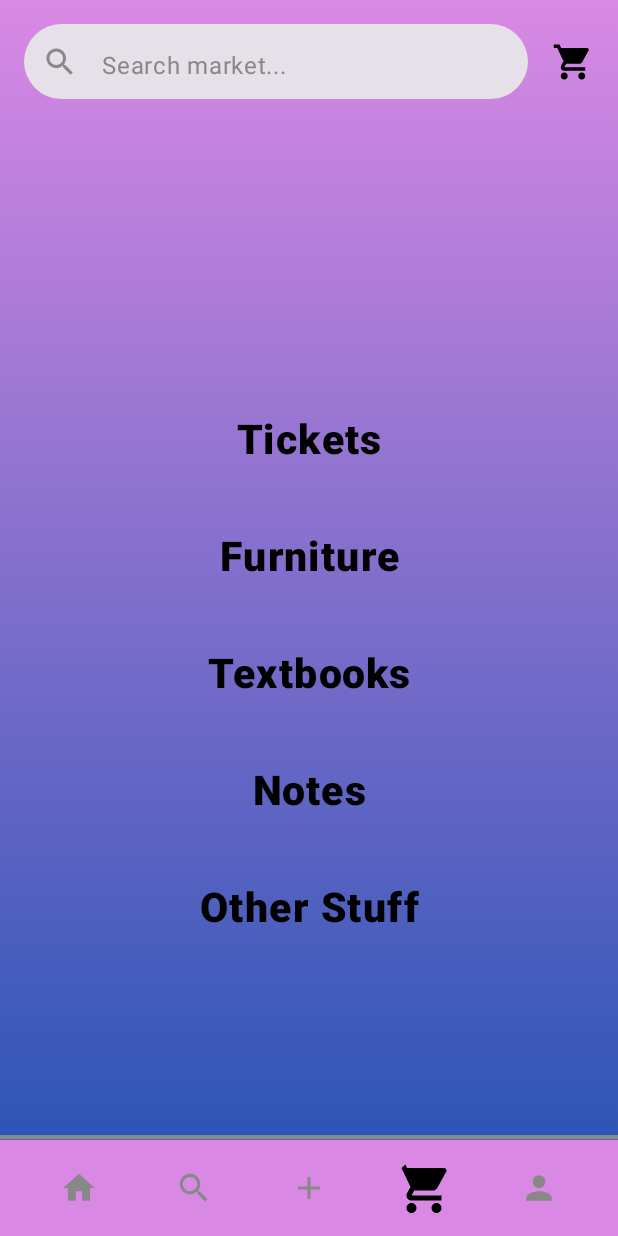
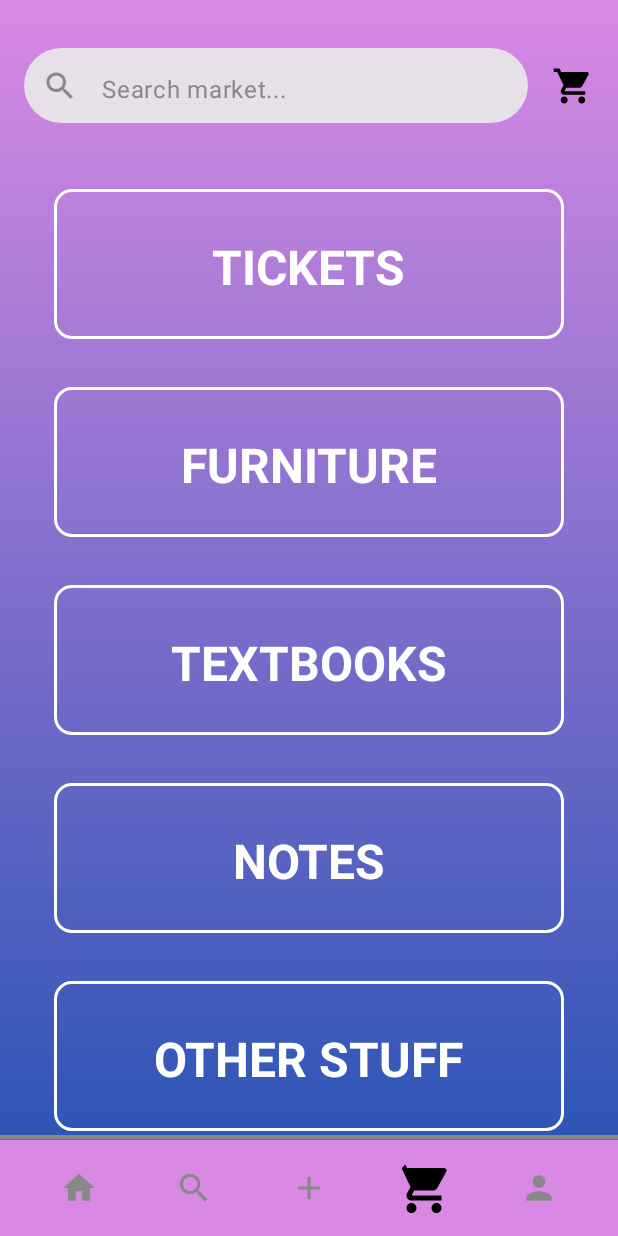
Before and after one commit to raysunjello/Unify, an Android app built with Jetpack Compose: the MarketPage screen opened through its navigation route, on a phone screen of 412 x 824 dp. Run offline under Robolectric (Android 15) with nearby library versions, the phone set to English and light mode, and no system bars; our stand-ins replace Firebase (no records; nobody signed in at launch, a user with empty details on screens opened directly), Room's generated code.

Commit message:
touched up UI on market page

```diff
--- a/app/src/main/java/com/cs407/unify/ui/screens/MarketPage.kt
+++ b/app/src/main/java/com/cs407/unify/ui/screens/MarketPage.kt
@@ -1,7 +1,10 @@
 package com.cs407.unify.ui.screens
 
+import androidx.compose.foundation.BorderStroke
 import androidx.compose.foundation.clickable
 import androidx.compose.foundation.layout.*
+import androidx.compose.foundation.lazy.LazyColumn
+import androidx.compose.foundation.lazy.items
 import androidx.compose.foundation.shape.RoundedCornerShape
 import androidx.compose.material.icons.Icons
 import androidx.compose.material.icons.filled.Search
@@ -39,6 +42,8 @@ fun MarketPage(
     onNavigateToSearchPage: () -> Unit,
     onNavigateToMarketCategory: (String) -> Unit = {}
 ) {
+    val categories = listOf("TICKETS", "FURNITURE", "TEXTBOOKS", "NOTES", "OTHER STUFF")
+
     Box(
         modifier = Modifier.fillMaxSize()
     ) {
@@ -51,7 +56,7 @@ fun MarketPage(
             Row(
                 modifier = Modifier
                     .fillMaxWidth()
-                    .padding(bottom = 24.dp),
+                    .padding(bottom = 24.dp, top = 16.dp),
                 horizontalArrangement = Arrangement.SpaceBetween,
                 verticalAlignment = Alignment.CenterVertically
             ) {
@@ -81,16 +86,53 @@ fun MarketPage(
                 verticalArrangement = Arrangement.Center,
                 horizontalAlignment = Alignment.CenterHorizontally
             ) {
-                Column(
-                    verticalArrangement = Arrangement.spacedBy(30.dp),
-                    horizontalAlignment = Alignment.CenterHorizontally
+                LazyColumn(
+                    modifier = Modifier
+                        .fillMaxSize()
+                        .padding(12.dp),
+                    contentPadding = PaddingValues(bottom = 80.dp), // Space for bottom nav bar
+                    verticalArrangement = Arrangement.spacedBy(16.dp)
                 ) {
-                    CategoryItem("Tickets") { onNavigateToMarketCategory("Tickets") }
-                    CategoryItem("Furniture") { onNavigateToMarketCategory("Furniture") }
-                    CategoryItem("Textbooks") { onNavigateToMarketCategory("Textbooks") }
-                    CategoryItem("Notes") { onNavigateToMarketCategory("Notes") }
-                    CategoryItem("Other Stuff") { onNavigateToMarketCategory("Other Stuff") }
+                    items(categories) { category ->
+                        Button(
+                            modifier = Modifier
+                                .padding(8.dp)
+                                .fillMaxWidth()
+                                .height(100.dp)
+                                .clickable { onNavigateToMarketCategory(category) },
+                            shape = RoundedCornerShape(12.dp),
+                            colors = ButtonDefaults.buttonColors(
+                                containerColor = Color.Transparent,
+                                contentColor = Color.White
+                            ),
+                            border = BorderStroke(2.dp, Color.White),
+                            onClick = { onNavigateToMarketCategory(category) }
+                        ) {
+                            Text(
+                                text = category.uppercase(),
+                                style = MaterialTheme.typography.headlineLarge,
+                                fontWeight = FontWeight.Bold,
+                                modifier = Modifier
+                                    .padding(25.dp)
+
+                            )
+                        }
+                    }
                 }
+
+
+
+
+//                Column(
+//                    verticalArrangement = Arrangement.spacedBy(30.dp),
+//                    horizontalAlignment = Alignment.CenterHorizontally
+//                ) {
+//                    CategoryItem("Tickets") { onNavigateToMarketCategory("Tickets") }
+//                    CategoryItem("Furniture") { onNavigateToMarketCategory("Furniture") }
+//                    CategoryItem("Textbooks") { onNavigateToMarketCategory("Textbooks") }
+//                    CategoryItem("Notes") { onNavigateToMarketCategory("Notes") }
+//                    CategoryItem("Other Stuff") { onNavigateToMarketCategory("Other Stuff") }
+//                }
             }
         }
 
```
